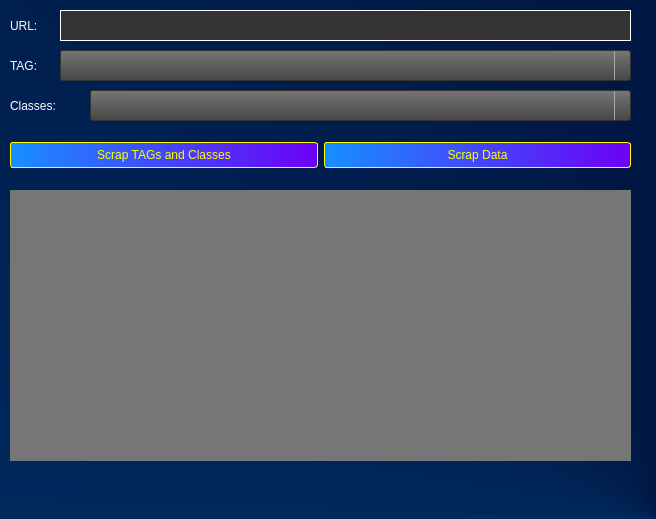
Before: the Qt Designer form UI/main_window.ui in LucasRibeiroRJBR/Web_Scrapping_HUB, drawn with Qt 5.
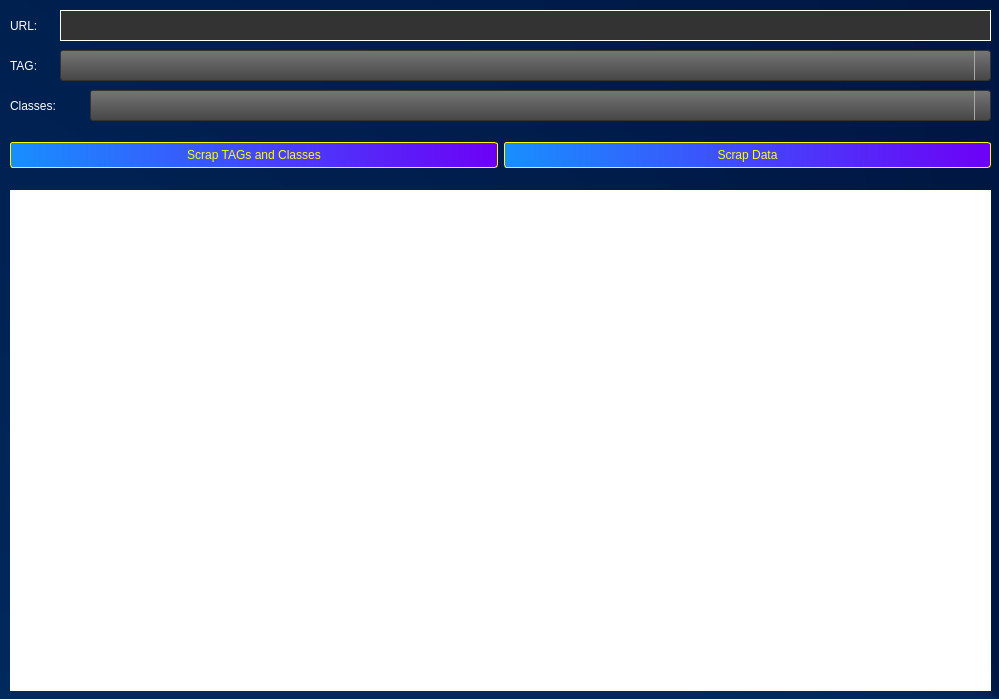
After: the same form once the commit is applied. Icons and pictures are not drawn.

Commit message: Returning the news

```diff
--- a/UI/main_window.ui
+++ b/UI/main_window.ui
@@ -6,8 +6,8 @@
    <rect>
     <x>0</x>
     <y>0</y>
-    <width>656</width>
-    <height>519</height>
+    <width>999</width>
+    <height>699</height>
    </rect>
   </property>
   <property name="windowTitle">
@@ -22,8 +22,8 @@
 }
 
 QLabel#lb_r {
-	background-color: #767676;
-	color: #fff;
+	background-color: #ffffff;
+	color: black;
 	border-color: #000000;
 	font: bold 14pt &quot;Consolas&quot;;
 }
@@ -184,7 +184,7 @@
      <rect>
       <x>90</x>
       <y>90</y>
-      <width>541</width>
+      <width>901</width>
       <height>31</height>
      </rect>
     </property>
@@ -194,7 +194,7 @@
      <rect>
       <x>60</x>
       <y>10</y>
-      <width>571</width>
+      <width>931</width>
       <height>31</height>
      </rect>
     </property>
@@ -217,7 +217,7 @@
      <rect>
       <x>60</x>
       <y>50</y>
-      <width>571</width>
+      <width>931</width>
       <height>31</height>
      </rect>
     </property>
@@ -232,12 +232,12 @@
      <rect>
       <x>10</x>
       <y>190</y>
-      <width>621</width>
-      <height>271</height>
+      <width>981</width>
+      <height>501</height>
      </rect>
     </property>
     <property name="styleSheet">
-     <string notr="true">color: #FFFF00;</string>
+     <string notr="true">font: 75 12pt &quot;Times New Roman&quot;;</string>
     </property>
     <property name="text">
      <string/>
@@ -252,12 +252,12 @@
      <set>Qt::TextEditorInteraction</set>
     </property>
    </widget>
-   <widget class="QWidget" name="">
+   <widget class="QWidget" name="layoutWidget">
     <property name="geometry">
      <rect>
       <x>10</x>
       <y>130</y>
-      <width>621</width>
+      <width>981</width>
       <height>51</height>
      </rect>
     </property>
```
The commit also changes 2 other files.
